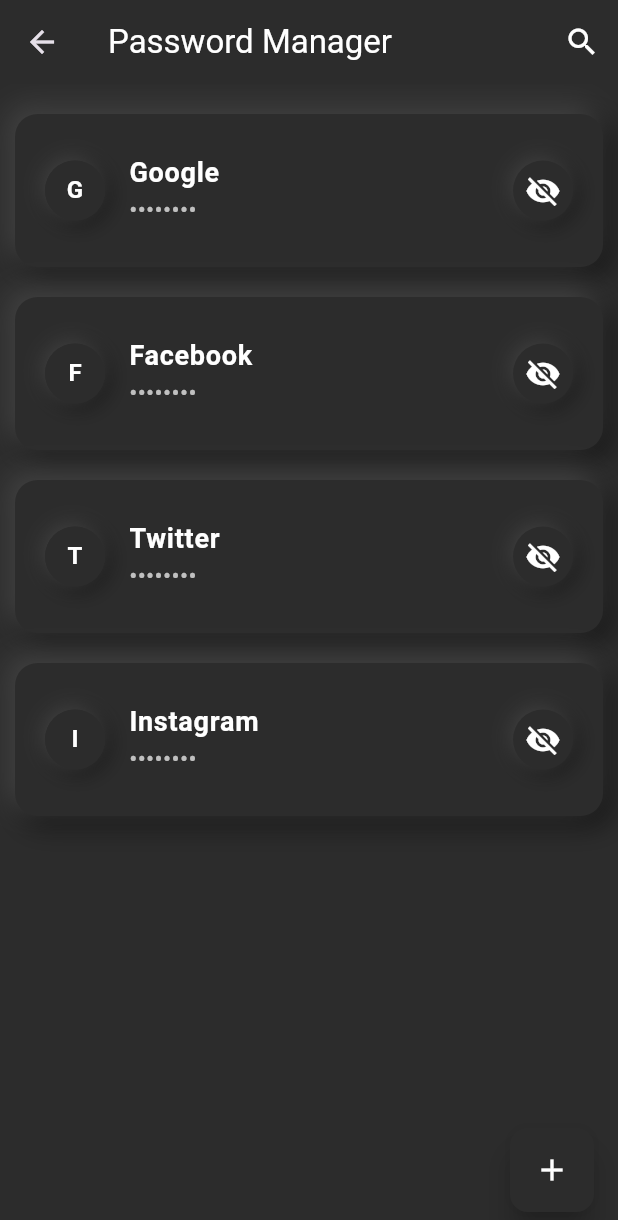
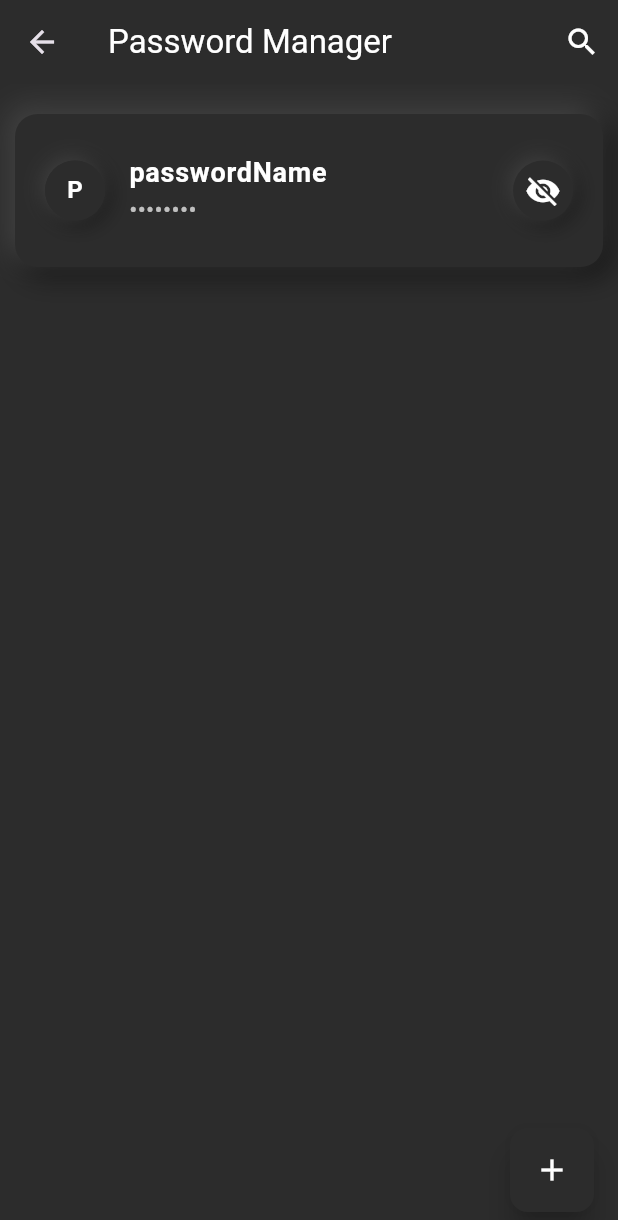
Before and after one commit to Anykeykin/save_pass, a Flutter app: the PasswordListScreen screen opened directly, after a tap on the "add" icon, on a phone screen of 412 x 824 dp. Shown: the top 1220 px of the screen. Run offline on Flutter 3.47's test engine with Material 3 defaults, Android fonts, the phone set to English and light mode, and no system bars; our stand-ins replace bloc, equatable, flutter_bloc, sqflite, supabase_flutter; missing offline and left inert: swipeable_page_route; accounts and stored records are empty.

Commit message:
ref for online use passwords

```diff
--- a/lib/save_pass_ui/pass_list_screen.dart
+++ b/lib/save_pass_ui/pass_list_screen.dart
@@ -1,14 +1,9 @@
 import 'package:flutter/material.dart';
+import 'package:flutter_bloc/flutter_bloc.dart';
+import 'package:save_pass/save_pass_bloc/passwords_bloc/passwords_bloc.dart';
 
 class PasswordListScreen extends StatelessWidget {
-  final List<Map<String, String>> passwords = [
-    {'site': 'Google', 'password': 'google-password'},
-    {'site': 'Facebook', 'password': 'facebook-password'},
-    {'site': 'Twitter', 'password': 'twitter-password'},
-    {'site': 'Instagram', 'password': 'instagram-password'},
-  ];
-
-   PasswordListScreen({super.key});
+  PasswordListScreen({super.key});
 
   @override
   Widget build(BuildContext context) {
@@ -29,19 +24,25 @@ class PasswordListScreen extends StatelessWidget {
           ),
         ],
       ),
-      body: ListView.builder(
-        padding: const EdgeInsets.all(10.0),
-        itemCount: passwords.length,
-        itemBuilder: (context, index) {
-          return PasswordCard(
-            site: passwords[index]['site']!,
-            password: passwords[index]['password']!,
+      body: BlocBuilder<PasswordsBloc, PasswordsState>(
+        builder: (context, state) {
+          return ListView.builder(
+            padding: const EdgeInsets.all(10.0),
+            itemCount: state.passModel.length,
+            itemBuilder: (context, index) {
+              return PasswordCard(
+                site: state.passModel[index].passwordName,
+                password: state.passModel[index].password,
+              );
+            },
           );
         },
       ),
       floatingActionButton: FloatingActionButton(
         onPressed: () {
           // Логика добавления нового пароля
+          context.read<PasswordsBloc>().add(
+              SavePass(passwordName: 'passwordName', password: 'password'));
         },
         backgroundColor: const Color(0xFF2C2C2C),
         elevation: 8,
@@ -141,8 +142,8 @@ class _PasswordCardState extends State<PasswordCard> {
               backgroundColor: const Color(0xFF2C2C2C),
               child: Text(
                 widget.site[0].toUpperCase(),
-                style:
-                    const TextStyle(color: Colors.white, fontWeight: FontWeight.bold),
+                style: const TextStyle(
+                    color: Colors.white, fontWeight: FontWeight.bold),
               ),
             ),
           ),
```
Also changed, not shown: lib/main.dart (+10 -3 lines), lib/save_pass_bloc/passwords_bloc/passwords_bloc.dart (+6 -6 lines).
